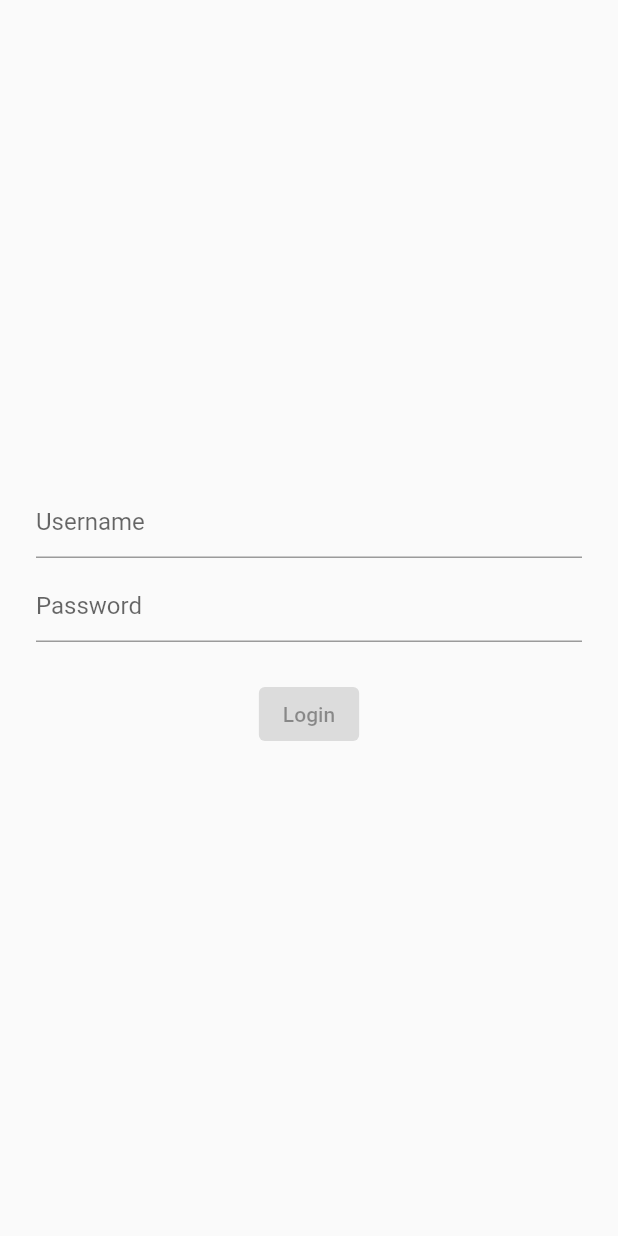
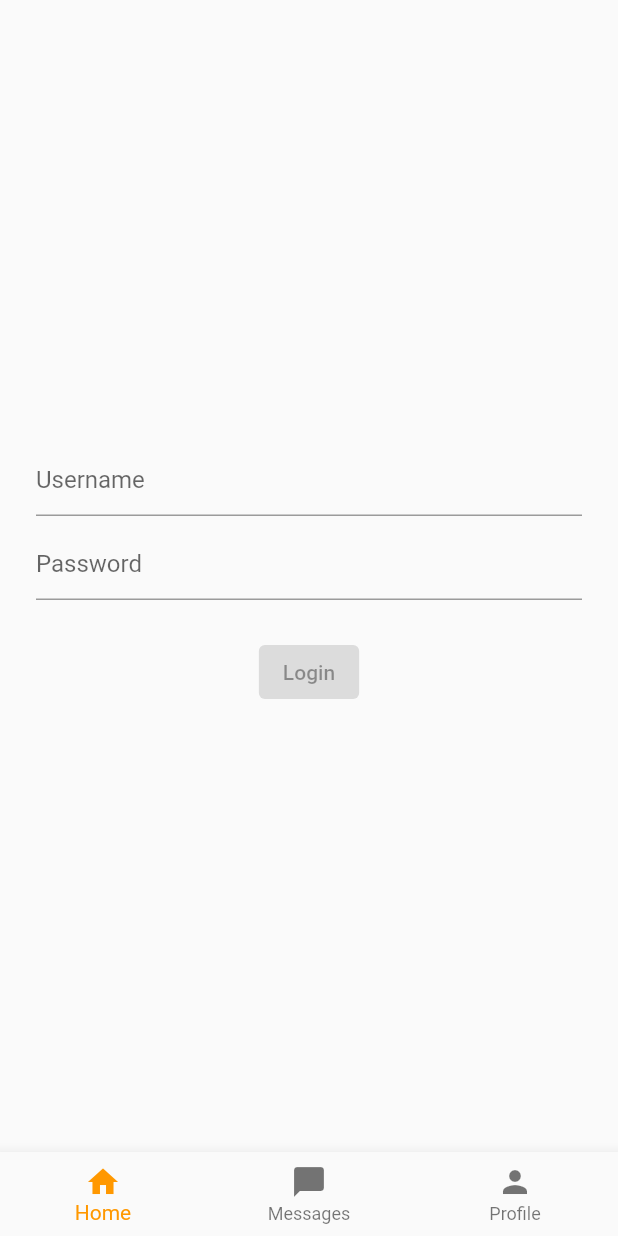
Before and after one commit to imbactbulletz/auth_wall, a Flutter app: the screen it shows after launch, on a phone screen of 412 x 824 dp. Run offline on Flutter 3.47's test engine with Material 2 defaults, Android fonts, the phone set to English and light mode, and no system bars; drawn by our look-alikes of flutter_platform_widgets.

Commit message:
Introduce bottom nav bar

```diff
--- /dev/null
+++ b/lib/AuthWallAppBottomNavBar.dart
@@ -0,0 +1,31 @@
+import 'package:flutter/widgets.dart';
+import 'package:flutter_platform_widgets/flutter_platform_widgets.dart';
+
+class AuthWallAppBottomBar extends PlatformNavBar {
+  final int selectedItemPosition;
+  final void Function(int) onItemSelected;
+
+  AuthWallAppBottomBar(
+      {Key? key,
+        required BuildContext context,
+        required this.selectedItemPosition,
+        required this.onItemSelected})
+      : super(
+      key: key,
+      itemChanged: onItemSelected,
+      currentIndex: selectedItemPosition,
+      items: [
+        BottomNavigationBarItem(
+            icon: Icon(context.platformIcons.home),
+            label: "Home"
+        ),
+        BottomNavigationBarItem(
+            icon: Icon(context.platformIcons.conversationBubble),
+            label: "Messages"
+        ),
+        BottomNavigationBarItem(
+            icon: Icon(context.platformIcons.person),
+            label: "Profile"
+        )
+      ]);
+}
--- a/lib/main.dart
+++ b/lib/main.dart
@@ -3,6 +3,7 @@ import 'package:auth_wall/home/HomePage.dart';
 import 'package:flutter/material.dart';
 import 'package:flutter_platform_widgets/flutter_platform_widgets.dart';
 
+import 'AuthWallAppBottomNavBar.dart';
 import 'login/LoginPage.dart';
 
 void main() {
@@ -17,6 +18,10 @@ class AuthWallApp extends StatelessWidget {
         title: "Authwall example",
         home: PlatformScaffold(
           body: LoginPage(),
+          bottomNavBar: AuthWallAppBottomBar(
+              context: context,
+              selectedItemPosition: 0,
+              onItemSelected: (position) => {})
         ),
         material: (_, __) =>
             MaterialAppData(theme: AuthWallAppTheme().getMaterialThemeData()),
```
